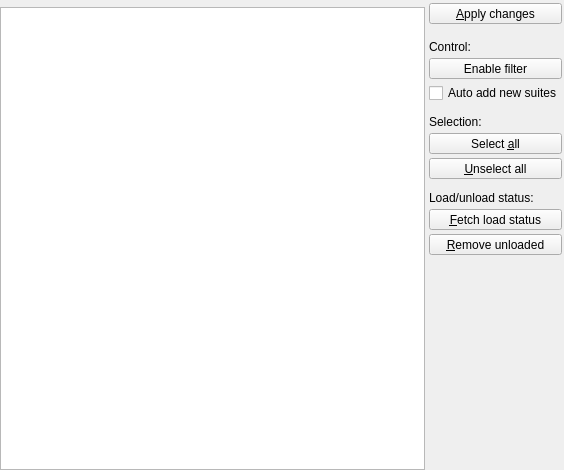
First picture: the form in Viewer/src/SuiteItemWidget.ui, repository ecmwf/ecflow, before the edit.
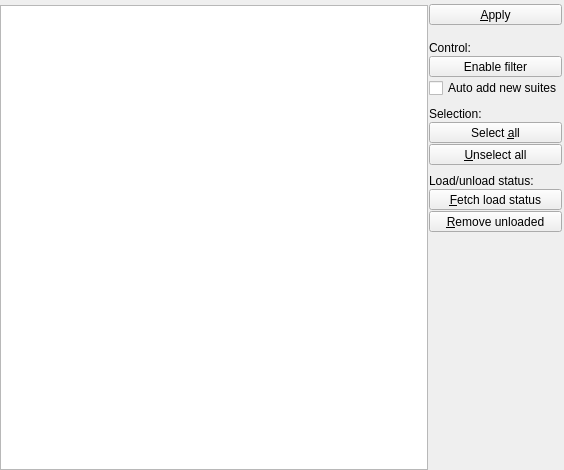
Second picture: the form after the edit. Icons and pictures are not drawn. Custom widgets are drawn as their Qt base class.

Commit message: ecFlowUI: suite filter containing unloaded suites stops working on unselect all action ECFLOW-696

Diff of the .ui file:
```diff
--- a/Viewer/src/SuiteItemWidget.ui
+++ b/Viewer/src/SuiteItemWidget.ui
@@ -22,9 +22,9 @@
   <property name="statusTip">
    <string/>
   </property>
-  <layout class="QHBoxLayout" name="horizontalLayout_2">
+  <layout class="QVBoxLayout" name="verticalLayout" stretch="0,1">
    <property name="spacing">
-    <number>4</number>
+    <number>1</number>
    </property>
    <property name="leftMargin">
     <number>0</number>
@@ -39,11 +39,16 @@
     <number>0</number>
    </property>
    <item>
-    <layout class="QVBoxLayout" name="verticalLayout_2" stretch="0,1">
-     <item>
       <widget class="MessageLabel" name="messageLabel" native="true"/>
      </item>
      <item>
+    <layout class="QHBoxLayout" name="horizontalLayout">
+     <item>
+      <layout class="QVBoxLayout" name="verticalLayout_2" stretch="0,0">
+       <item>
+        <widget class="MessageLabel" name="messageLabel_1" native="true"/>
+       </item>
+       <item>
       <widget class="QTreeView" name="suiteView">
        <property name="contextMenuPolicy">
         <enum>Qt::ActionsContextMenu</enum>
@@ -84,7 +89,7 @@
         <string>Apply changes</string>
        </property>
        <property name="text">
-        <string>&amp;Apply changes</string>
+          <string>&amp;Apply</string>
        </property>
        <property name="icon">
         <iconset>
@@ -106,7 +111,7 @@
        <property name="sizeHint" stdset="0">
         <size>
          <width>20</width>
-         <height>12</height>
+           <height>15</height>
         </size>
        </property>
       </spacer>
@@ -316,6 +321,8 @@
         </size>
        </property>
       </spacer>
+       </item>
+      </layout>
      </item>
     </layout>
    </item>
```
Left out of the diff: 2 changed lines with no effect on the pictures. Lines whose indentation alone changed are shown as unchanged. The commit also changes 6 other files.
